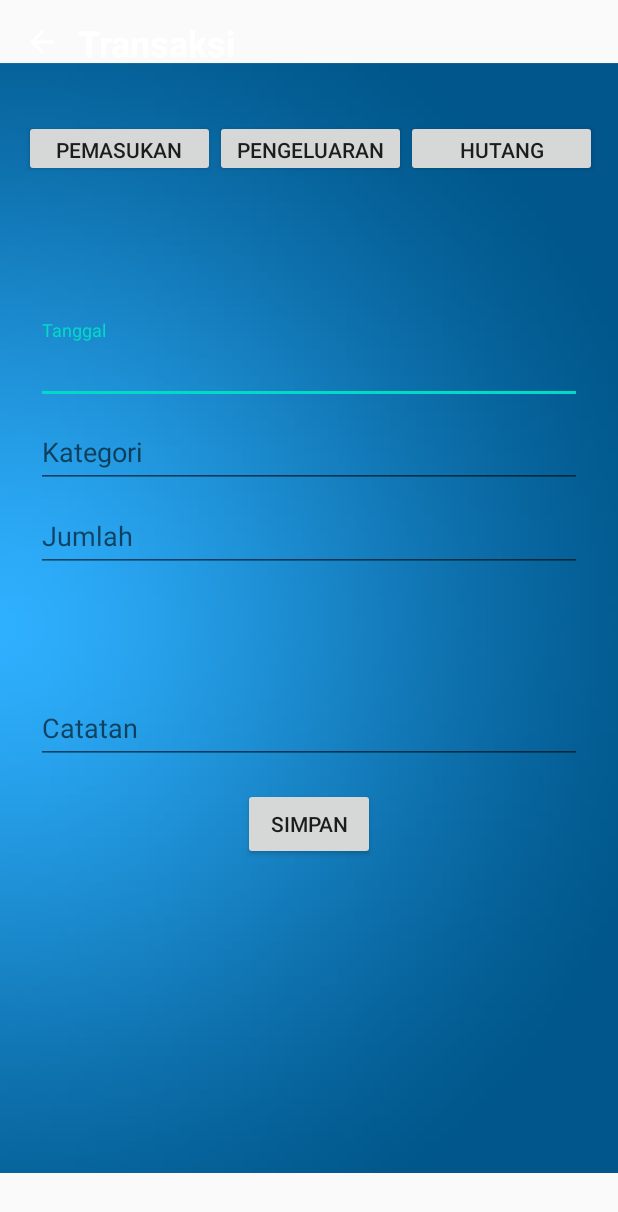
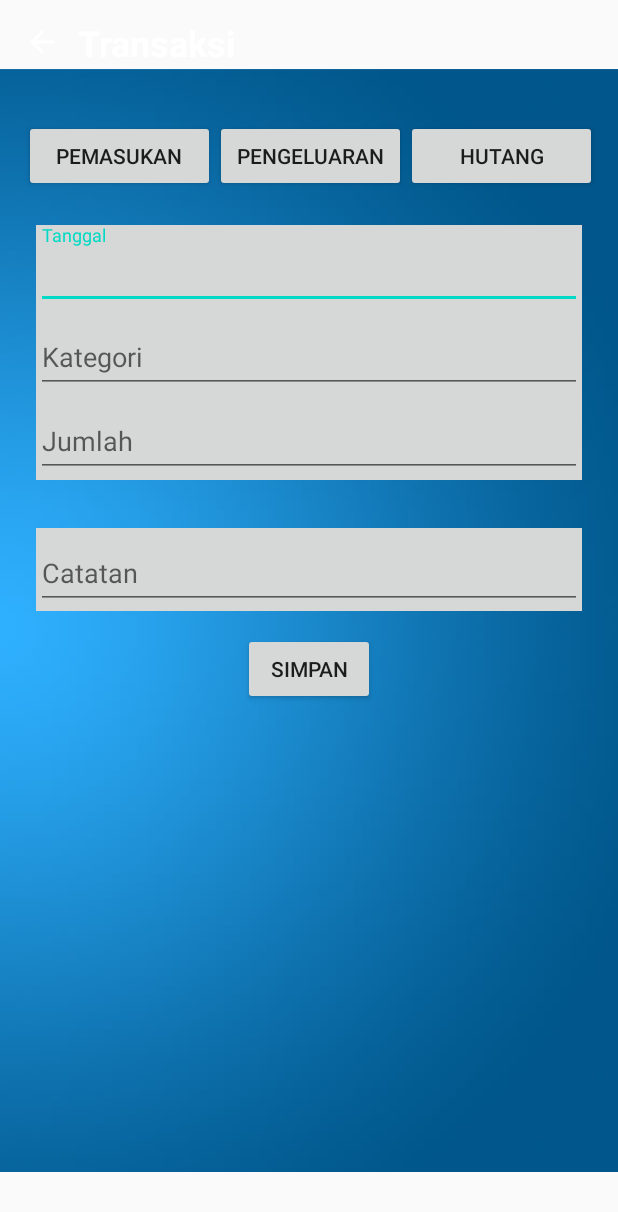
Before and after one commit to Likokas/Dompetku, an Android app: the DataFragment screen opened directly, with no data from a screen before it, on a phone screen of 412 x 824 dp. Shown: the top 1212 px of the screen. Run offline under Robolectric (Android 15) with nearby library versions, the phone set to English and light mode, and no system bars.

Commit message:
Button add

```diff
--- a/app/src/main/AndroidManifest.xml
+++ b/app/src/main/AndroidManifest.xml
@@ -9,7 +9,7 @@
         android:roundIcon="@mipmap/iconapp_round"
         android:supportsRtl="true"
         android:theme="@style/AppTheme">
-        <activity android:name=".fragments.DataFragment"></activity>
+        <activity android:name=".activities.DataFragment"></activity>
         <activity android:name=".activities.MainActivity">
             <intent-filter>
                 <action android:name="android.intent.action.MAIN" />
--- a/app/src/main/java/com/uc/dompetku/fragments/DataFragment.java
+++ b/app/src/main/java/com/uc/dompetku/activities/DataFragment.java
@@ -1,4 +1,4 @@
-package com.uc.dompetku.fragments;
+package com.uc.dompetku.activities;
 
 import androidx.appcompat.app.AppCompatActivity;
 
--- a/app/src/main/res/layout/fragment_data.xml
+++ b/app/src/main/res/layout/fragment_data.xml
@@ -4,7 +4,19 @@
     xmlns:tools="http://schemas.android.com/tools"
     android:layout_width="match_parent"
     android:layout_height="match_parent"
-    tools:context=".fragments.DataFragment">
+    tools:context=".activities.DataFragment">
+
+    <ImageView
+        android:id="@+id/bg"
+        android:layout_width="413dp"
+        android:layout_height="931dp"
+        android:src="@drawable/bg"
+        app:layout_constraintBottom_toBottomOf="parent"
+        app:layout_constraintEnd_toEndOf="parent"
+        app:layout_constraintHorizontal_bias="1.0"
+        app:layout_constraintStart_toStartOf="parent"
+        app:layout_constraintTop_toTopOf="parent"
+        app:layout_constraintVertical_bias="0.496" />
 
     <androidx.core.widget.NestedScrollView
         android:id="@+id/nestedScrollView"
@@ -22,24 +34,36 @@
             android:layout_width="match_parent"
             android:layout_height="wrap_content">
 
-            <ImageView
-                android:id="@+id/bg"
-                android:layout_width="416dp"
-                android:layout_height="0dp"
-                android:contentDescription="TODO"
-                android:src="@drawable/bg"
-                app:layout_constraintBottom_toBottomOf="parent"
+            <View
+                android:id="@+id/view"
+                android:layout_width="0dp"
+                android:layout_height="170dp"
+                android:layout_marginStart="24dp"
+                android:layout_marginTop="150dp"
+                android:layout_marginEnd="24dp"
+                android:background="?attr/colorButtonNormal"
                 app:layout_constraintEnd_toEndOf="parent"
                 app:layout_constraintStart_toStartOf="parent"
-                app:layout_constraintTop_toTopOf="parent"
-                tools:ignore="ContentDescription,HardcodedText" />
+                app:layout_constraintTop_toTopOf="parent" />
+
+            <View
+                android:id="@+id/view2"
+                android:layout_width="0dp"
+                android:layout_height="55dp"
+                android:layout_marginStart="24dp"
+                android:layout_marginTop="32dp"
+                android:layout_marginEnd="24dp"
+                android:background="?attr/colorButtonNormal"
+                app:layout_constraintEnd_toEndOf="parent"
+                app:layout_constraintStart_toStartOf="parent"
+                app:layout_constraintTop_toBottomOf="@+id/view" />
 
             <com.google.android.material.textfield.TextInputLayout
                 android:id="@+id/input_tanggal"
                 android:layout_width="0dp"
                 android:layout_height="wrap_content"
                 android:layout_marginStart="24dp"
-                android:layout_marginTop="213dp"
+                android:layout_marginTop="150dp"
                 android:layout_marginEnd="24dp"
                 app:layout_constraintEnd_toEndOf="parent"
                 app:layout_constraintHorizontal_bias="0.0"
@@ -91,7 +115,7 @@
                 android:layout_width="match_parent"
                 android:layout_height="wrap_content"
                 android:layout_marginStart="24dp"
-                android:layout_marginTop="72dp"
+                android:layout_marginTop="32dp"
                 android:layout_marginEnd="24dp"
                 app:layout_constraintEnd_toEndOf="parent"
                 app:layout_constraintStart_toStartOf="parent"
@@ -126,14 +150,14 @@
                 android:theme="?attr/actionBarTheme"
                 app:layout_constraintEnd_toEndOf="parent"
                 app:layout_constraintStart_toStartOf="parent"
-                app:layout_constraintTop_toTopOf="@+id/bg"
+                app:layout_constraintTop_toTopOf="parent"
                 app:navigationIcon="@drawable/abc_vector_test"
                 tools:ignore="PrivateResource" />
 
             <Button
                 android:id="@+id/button"
                 android:layout_width="127dp"
-                android:layout_height="38dp"
+                android:layout_height="wrap_content"
                 android:layout_marginStart="16dp"
                 android:layout_marginTop="68dp"
                 android:text="@string/pemasukan_1"
@@ -143,7 +167,7 @@
             <Button
                 android:id="@+id/button2"
                 android:layout_width="127dp"
-                android:layout_height="38dp"
+                android:layout_height="wrap_content"
                 android:layout_marginTop="24dp"
                 android:text="@string/pengeluaran_1"
                 app:layout_constraintStart_toEndOf="@+id/button"
@@ -152,7 +176,7 @@
             <Button
                 android:id="@+id/button3"
                 android:layout_width="127dp"
-                android:layout_height="38dp"
+                android:layout_height="wrap_content"
                 android:layout_marginTop="80dp"
                 android:text="@string/hutang_1"
                 app:layout_constraintStart_toEndOf="@+id/button2"
--- a/app/src/main/res/layout/fragment_laporan.xml
+++ b/app/src/main/res/layout/fragment_laporan.xml
@@ -90,7 +90,7 @@
         android:layout_width="wrap_content"
         android:layout_height="wrap_content"
         android:layout_marginTop="100dp"
-        android:text="April 2020"
+        android:text="May 2020"
         android:textColor="@android:color/white"
         android:textSize="24sp"
         app:layout_constraintEnd_toEndOf="parent"
--- a/app/src/main/res/layout/fragment_transaksi.xml
+++ b/app/src/main/res/layout/fragment_transaksi.xml
@@ -41,7 +41,7 @@
         app:layout_constraintTop_toTopOf="parent" />
 
     <com.google.android.material.floatingactionbutton.FloatingActionButton
-        android:id="@+id/floatingActionButton"
+        android:id="@+id/button_add"
         android:layout_width="wrap_content"
         android:layout_height="wrap_content"
         android:layout_marginEnd="24dp"
```
Also changed, not shown: app/src/main/java/com/uc/dompetku/fragments/TransaksiFragment.java (+18 -75 lines).
